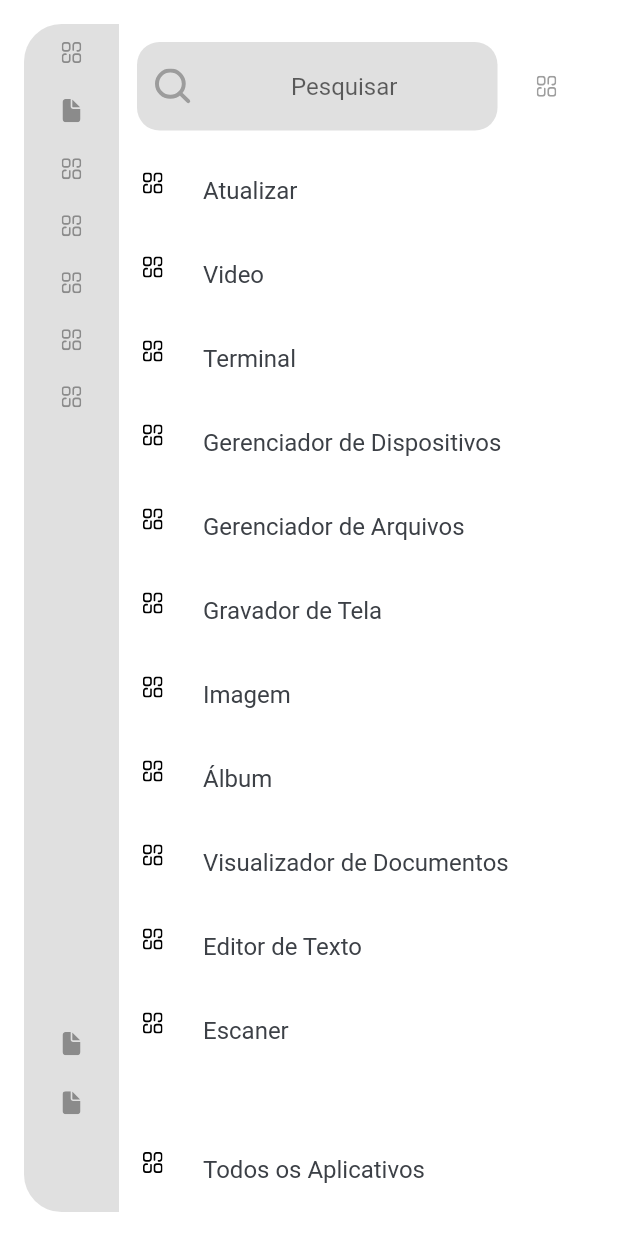
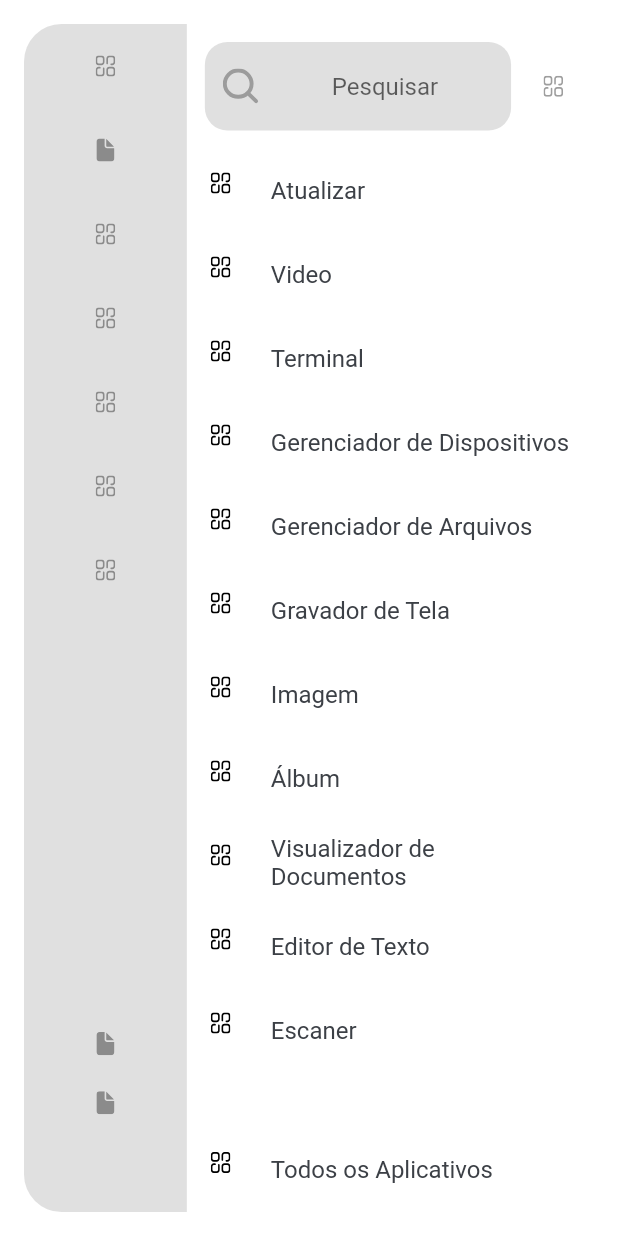
Before and after one commit to PedroMagar/fluides, a Flutter app: the StartMenu screen opened directly, on a phone screen of 412 x 824 dp. Run offline on Flutter 3.47's test engine with Material 2 defaults, Android fonts, the phone set to English and light mode, and no system bars; our stand-ins replace flutter_svg.

Commit message:
Implementando responsividade

```diff
--- a/lib/desk/components/start_menu/components/quick_menu/shortcut_menu.dart
+++ b/lib/desk/components/start_menu/components/quick_menu/shortcut_menu.dart
@@ -1,6 +1,5 @@
 import 'package:flutter/material.dart';
 import 'package:flutter_svg/flutter_svg.dart';
-import '../../../../../constants.dart';
 
 class ShortcutMenu extends StatelessWidget {
   const ShortcutMenu({
@@ -12,109 +11,60 @@ class ShortcutMenu extends StatelessWidget {
     return Column(
       crossAxisAlignment: CrossAxisAlignment.center,
       children: [
-        InkWell(
+        ListTile(
           onTap: () {},
-          child: Container(
-            padding: const EdgeInsets.only(
-              top: defaultPadding * 0.75,
-              bottom: defaultPadding * 0.75,
-              right: defaultPadding * 0.75,
-              left: defaultPadding * 0.75,
-            ),
-            child: SvgPicture.asset(
+          horizontalTitleGap: 0.0,
+          title: SvgPicture.asset(
             "assets/icons/menu_dashbord.svg",
             color: Colors.black38,
           ),
         ),
-        ),
-        InkWell(
+        ListTile(
           onTap: () {},
-          child: Container(
-            padding: const EdgeInsets.only(
-              top: defaultPadding * 0.75,
-              bottom: defaultPadding * 0.75,
-              right: defaultPadding * 0.75,
-              left: defaultPadding * 0.75,
-            ),
-            child: SvgPicture.asset(
+          horizontalTitleGap: 0.0,
+          title: SvgPicture.asset(
             "assets/icons/documents.svg",
             color: Colors.black38,
           ),
         ),
-        ),
-        InkWell(
+        ListTile(
           onTap: () {},
-          child: Container(
-            padding: const EdgeInsets.only(
-              top: defaultPadding * 0.75,
-              bottom: defaultPadding * 0.75,
-              right: defaultPadding * 0.75,
-              left: defaultPadding * 0.75,
-            ),
-            child: SvgPicture.asset(
+          horizontalTitleGap: 0.0,
+          title: SvgPicture.asset(
             "assets/icons/menu_dashbord.svg",
             color: Colors.black38,
           ),
         ),
-        ),
-        InkWell(
+        ListTile(
           onTap: () {},
-          child: Container(
-            padding: const EdgeInsets.only(
-              top: defaultPadding * 0.75,
-              bottom: defaultPadding * 0.75,
-              right: defaultPadding * 0.75,
-              left: defaultPadding * 0.75,
-            ),
-            child: SvgPicture.asset(
+          horizontalTitleGap: 0.0,
+          title: SvgPicture.asset(
             "assets/icons/menu_dashbord.svg",
             color: Colors.black38,
           ),
         ),
-        ),
-        InkWell(
+        ListTile(
           onTap: () {},
-          child: Container(
-            padding: const EdgeInsets.only(
-              top: defaultPadding * 0.75,
-              bottom: defaultPadding * 0.75,
-              right: defaultPadding * 0.75,
-              left: defaultPadding * 0.75,
-            ),
-            child: SvgPicture.asset(
+          horizontalTitleGap: 0.0,
+          title: SvgPicture.asset(
             "assets/icons/menu_dashbord.svg",
             color: Colors.black38,
           ),
         ),
-        ),
-        InkWell(
+        ListTile(
           onTap: () {},
-          child: Container(
-            padding: const EdgeInsets.only(
-              top: defaultPadding * 0.75,
-              bottom: defaultPadding * 0.75,
-              right: defaultPadding * 0.75,
-              left: defaultPadding * 0.75,
-            ),
-            child: SvgPicture.asset(
+          horizontalTitleGap: 0.0,
+          title: SvgPicture.asset(
             "assets/icons/menu_dashbord.svg",
             color: Colors.black38,
           ),
         ),
-        ),
-        InkWell(
+        ListTile(
           onTap: () {},
-          child: Container(
-            padding: const EdgeInsets.only(
-              top: defaultPadding * 0.75,
-              bottom: defaultPadding * 0.75,
-              right: defaultPadding * 0.75,
-              left: defaultPadding * 0.75,
-            ),
-            child: SvgPicture.asset(
+          horizontalTitleGap: 0.0,
+          title: SvgPicture.asset(
             "assets/icons/menu_dashbord.svg",
             color: Colors.black38,
-            ),
           ),
         ),
       ],
--- a/lib/desk/components/start_menu/start_menu.dart
+++ b/lib/desk/components/start_menu/start_menu.dart
@@ -31,34 +31,16 @@ class StartMenu extends StatelessWidget {
               //crossAxisAlignment: CrossAxisAlignment.start,
               children: [
                 // Left Menu
-                Expanded(
-                  flex: 2,
-                  child: Container(
-                    color: Colors.black12,
-                    child: Column(
-                      children: [
-                        Expanded(
-                          flex: 5,
-                          child: new Container(
-                            child: ShortcutMenu(),
-                          ),
-                        ),
-                        Expanded(
-                          flex: 1,
-                          child: Column(
-                            mainAxisSize: MainAxisSize.max,
-                            mainAxisAlignment: MainAxisAlignment.end,
-                            children: [
-                              Expanded(
-                                child: ConfigMenu(),
-                              ),
-                            ],
-                          ),
-                        ),
-                      ],
-                    ),
+                if (MediaQuery.of(context).size.width > 1250)
+                  Expanded(
+                    flex: 2,
+                    child: LeftMenu(),
                   ),
-                ),
+                if (MediaQuery.of(context).size.width <= 1250)
+                  Expanded(
+                    flex: 4,
+                    child: LeftMenu(),
+                  ),
                 // Right Menu
                 Expanded(
                   flex: 10,
@@ -69,7 +51,10 @@ class StartMenu extends StatelessWidget {
                       // Main Menu
                       Expanded(
                         flex: 7,
-                        child: SingleChildScrollView(child: AppList()),
+                        child: SingleChildScrollView(
+                          controller: ScrollController(),
+                          child: AppList(),
+                        ),
                       ),
                       // Bottom Menu
                       Expanded(
@@ -100,3 +85,41 @@ class StartMenu extends StatelessWidget {
     );
   }
 }
+
+class LeftMenu extends StatelessWidget {
+  const LeftMenu({
+    Key? key,
+  }) : super(key: key);
+
+  @override
+  Widget build(BuildContext context) {
+    return Container(
+      color: Colors.black12,
+      child: Column(
+        children: [
+          // Shortcut
+          Expanded(
+            flex: 5,
+            child: SingleChildScrollView(
+              controller: ScrollController(),
+              child: ShortcutMenu(),
+            ),
+          ),
+          // Config
+          Expanded(
+            flex: 1,
+            child: Column(
+              mainAxisSize: MainAxisSize.max,
+              mainAxisAlignment: MainAxisAlignment.end,
+              children: [
+                Expanded(
+                  child: ConfigMenu(),
+                ),
+              ],
+            ),
+          ),
+        ],
+      ),
+    );
+  }
+}
```
Also changed, not shown: lib/desk/components/start_menu/components/app_list/app_list.dart (+0 -83 lines), lib/desk/desk.dart (+76 -40 lines), lib/responsive.dart (+24 -16 lines). Lines whose indentation alone changed are shown as unchanged.
